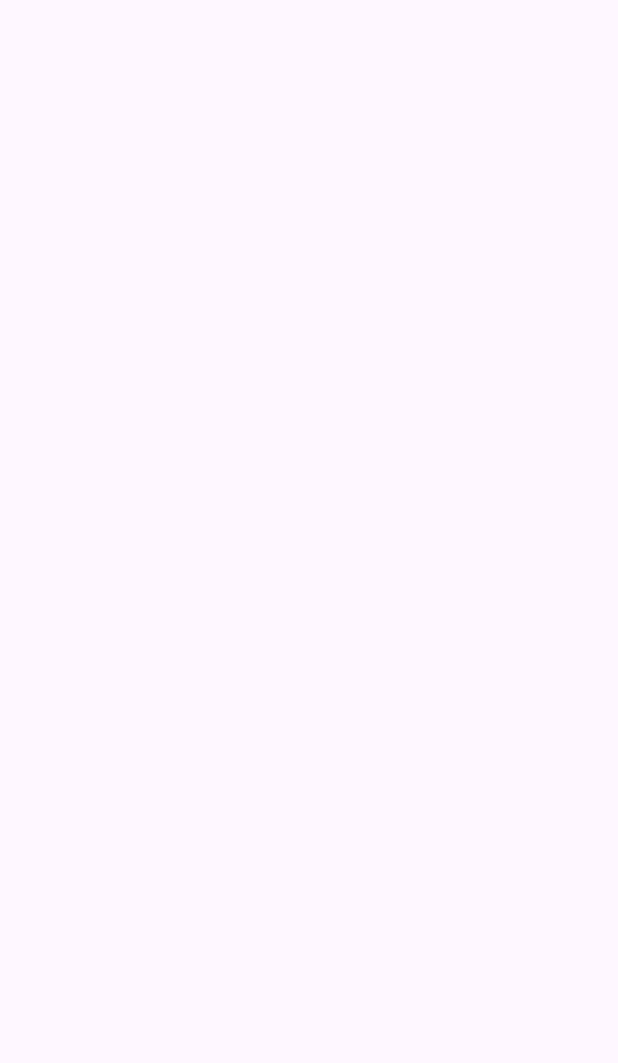
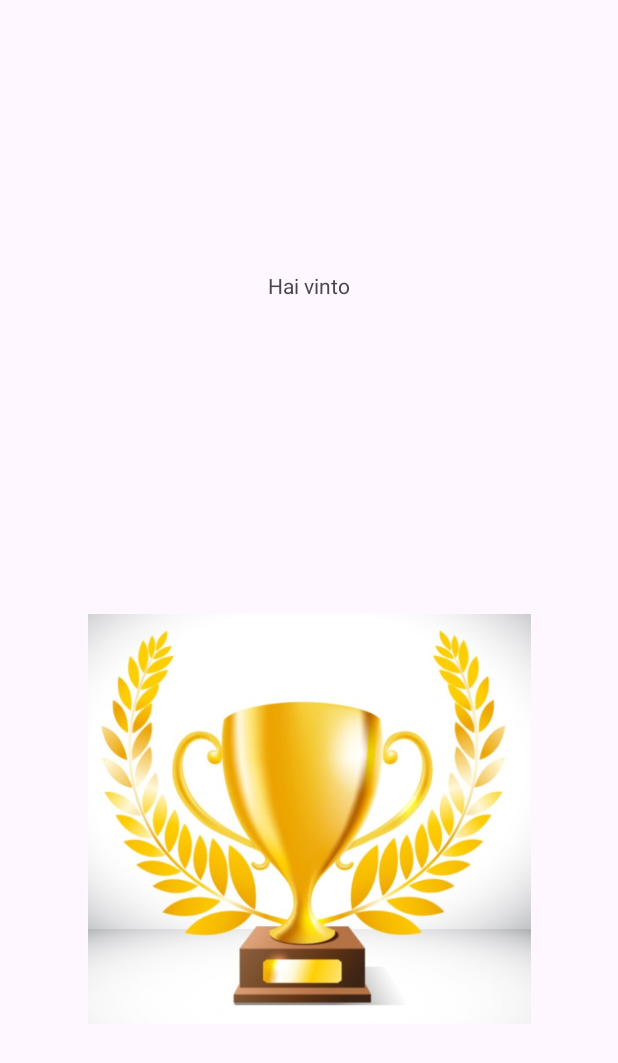
Before and after one commit to Infuo/RollTheDice, an Android app: the ThirdActivity screen opened directly, with no data from a screen before it, on a phone screen of 412 x 824 dp. Before the commit the part shown is empty. Shown: the top 1063 px of the screen. Run offline under Robolectric (Android 15) with nearby library versions, the phone set to English and light mode, and no system bars.

Commit message:
Finita ThirdActivity

```diff
--- a/app/src/main/java/com/example/myapplication/MainActivity.kt
+++ b/app/src/main/java/com/example/myapplication/MainActivity.kt
@@ -21,8 +21,8 @@ class MainActivity : AppCompatActivity() {
         toast.show()
         var newIntent : Intent = Intent (this, SecondActivity::class.java)
         var myRandom= (1..6).random()
-        newIntent.putExtra("Message", "NUMERO ESTRATTO: $myRandom")
-            newIntent.putExtra("Random", myRandom)
+        newIntent.putExtra("MESSAGE", "NUMERO ESTRATTO: $myRandom")
+            newIntent.putExtra("RANDOM", myRandom)
         startActivity(newIntent)
         })
     }
--- a/app/src/main/java/com/example/myapplication/ThirdActivity.kt
+++ b/app/src/main/java/com/example/myapplication/ThirdActivity.kt
@@ -1,6 +1,8 @@
 package com.example.myapplication
 
 import android.os.Bundle
+import android.widget.ImageView
+import android.widget.TextView
 import androidx.activity.enableEdgeToEdge
 import androidx.appcompat.app.AppCompatActivity
 import androidx.core.view.ViewCompat
@@ -12,5 +14,16 @@ class ThirdActivity : AppCompatActivity() {
         enableEdgeToEdge()
         setContentView(R.layout.activity_third)
 
+        var textViewActivityThird = findViewById<TextView>(R.id.textViewActivityThird)
+        var imageViewActivityThird = findViewById<ImageView>(R.id.imageViewActivityThird)
+        var random = intent.getIntExtra("random", -1)
+
+        if (random % 2 !=0){
+            textViewActivityThird.text = "Hai vinto"
+            imageViewActivityThird.setImageResource(R.drawable.trofeo)
+        }else{
+            textViewActivityThird.text = "Hai perso"
+            imageViewActivityThird.setImageResource(R.drawable.perso)
+        }
     }
 }
--- a/app/src/main/res/layout/activity_third.xml
+++ b/app/src/main/res/layout/activity_third.xml
@@ -7,4 +7,23 @@
     android:layout_height="match_parent"
     tools:context=".ThirdActivity">
 
+    <TextView
+        android:id="@+id/textViewActivityThird"
+        android:layout_width="wrap_content"
+        android:layout_height="wrap_content"
+        android:text="@string/textview"
+        app:layout_constraintBottom_toTopOf="@+id/imageViewActivityThird"
+        app:layout_constraintEnd_toEndOf="parent"
+        app:layout_constraintStart_toStartOf="parent"
+        app:layout_constraintTop_toTopOf="parent" />
+
+    <ImageView
+        android:id="@+id/imageViewActivityThird"
+        android:layout_width="295dp"
+        android:layout_height="332dp"
+        android:layout_marginBottom="112dp"
+        app:layout_constraintBottom_toBottomOf="parent"
+        app:layout_constraintEnd_toEndOf="parent"
+        app:layout_constraintStart_toStartOf="parent"
+        app:srcCompat="@drawable/trofeo" />
 </androidx.constraintlayout.widget.ConstraintLayout>
--- a/app/src/main/res/values/strings.xml
+++ b/app/src/main/res/values/strings.xml
@@ -1,3 +1,7 @@
 <resources>
     <string name="app_name">My Application</string>
+    <string name="indovina_il_numero">Indovina il numero</string>
+    <string name="lancia_il_dado">Lancia Il dado</string>
+    <string name="textview">TextView</string>
+    <string name="mostra_risultato">Mostra Risultato</string>
 </resources>
```
Also changed, not shown: app/src/main/java/com/example/myapplication/SecondActivity.kt (+24 -11 lines), app/src/main/res/layout/activity_main.xml (+6 -5 lines), app/src/main/res/layout/activity_second.xml (+19 -19 lines), app/src/main/res/drawable/perso.jpg (added), app/src/main/res/drawable/trofeo.png (added).
